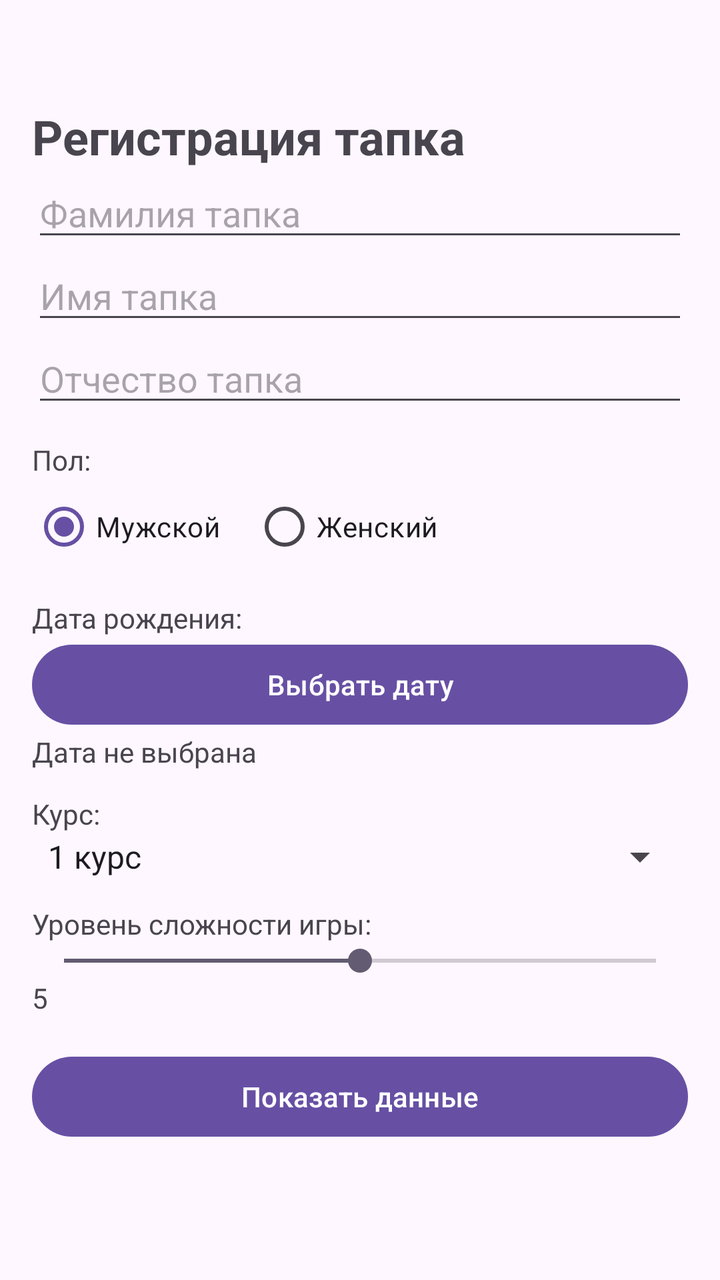
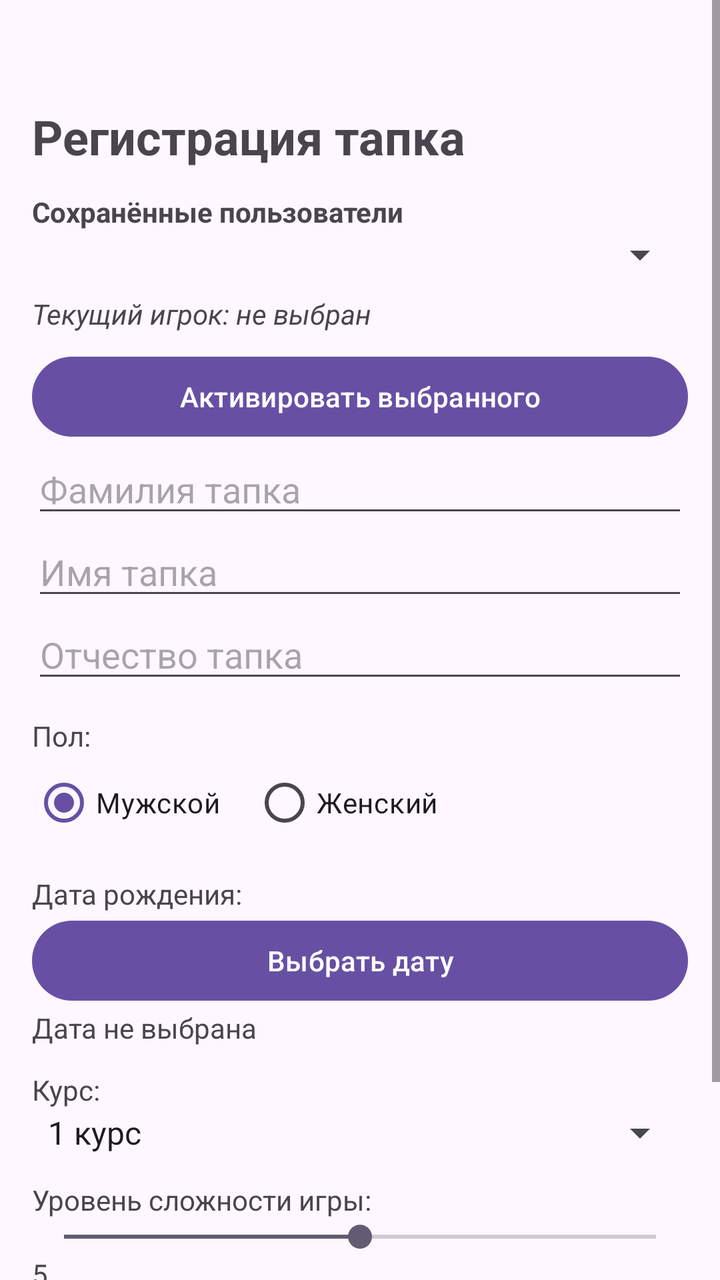

The first picture is an Android layout as it rendered before a commit; the second is the same layout after the commit. The layout source and the unified diff follow.
<!-- AndroidManifest.xml: application theme Theme.GameOfBugs -->
<!-- res/layout/registration_form.xml -->
<?xml version="1.0" encoding="utf-8"?>
<ScrollView xmlns:android="http://schemas.android.com/apk/res/android"
    android:layout_width="match_parent"
    android:layout_height="match_parent">

    <LinearLayout
        android:layout_width="match_parent"
        android:layout_height="wrap_content"
        android:orientation="vertical"
        android:padding="16dp">

        <TextView
            android:id="@+id/text_registration"
            android:layout_width="wrap_content"
            android:layout_height="wrap_content"
            android:layout_marginTop="36dp"
            android:text="Регистрация тапка"
            android:textSize="24sp"
            android:textStyle="bold">
        </TextView>

        <EditText
            android:id="@+id/etLastName"
            android:layout_width="match_parent"
            android:layout_height="wrap_content"
            android:hint="Фамилия тапка"
            android:inputType="textPersonName" />

        <EditText
        android:id="@+id/etFirstName"
        android:layout_width="match_parent"
        android:layout_height="wrap_content"
        android:hint="Имя тапка"
        android:inputType="textPersonName" />

        <EditText
        android:id="@+id/etMiddleName"
        android:layout_width="match_parent"
        android:layout_height="wrap_content"
        android:hint="Отчество тапка"
        android:inputType="textPersonName" />

        <TextView
        android:layout_width="wrap_content"
        android:layout_height="wrap_content"
        android:layout_marginTop="12dp"
        android:text="Пол:" />

        <RadioGroup
        android:id="@+id/rgGender"
        android:layout_width="wrap_content"
        android:layout_height="wrap_content"
        android:orientation="horizontal">

        <RadioButton
            android:id="@+id/rbMale"
            android:layout_width="wrap_content"
            android:layout_height="wrap_content"
            android:text="Мужской"
            android:checked="true" />

        <RadioButton
            android:id="@+id/rbFemale"
            android:layout_width="wrap_content"
            android:layout_height="wrap_content"
            android:layout_marginStart="16dp"
            android:text="Женский" />
        </RadioGroup>

        <TextView
        android:layout_width="wrap_content"
        android:layout_height="wrap_content"
        android:layout_marginTop="12dp"
        android:text="Дата рождения:" />

        <Button
        android:id="@+id/btnBirthDate"
        android:layout_width="match_parent"
        android:layout_height="wrap_content"
        android:text="Выбрать дату" />

        <TextView
        android:id="@+id/tvBirthDate"
        android:layout_width="wrap_content"
        android:layout_height="wrap_content"
        android:text="Дата не выбрана" />

        <TextView
        android:layout_width="wrap_content"
        android:layout_height="wrap_content"
        android:layout_marginTop="12dp"
        android:text="Курс:" />

        <Spinner
        android:id="@+id/spCourse"
        android:layout_width="match_parent"
        android:layout_height="wrap_content"
        android:entries="@array/courses_array" />

        <TextView
        android:layout_width="wrap_content"
        android:layout_height="wrap_content"
        android:layout_marginTop="12dp"
        android:text="Уровень сложности игры:" />

        <SeekBar
        android:id="@+id/sbDifficulty"
        android:layout_width="match_parent"
        android:layout_height="wrap_content"
        android:max="10"
        android:progress="5" />

        <TextView
        android:id="@+id/tvDifficultyValue"
        android:layout_width="wrap_content"
        android:layout_height="wrap_content"
        android:text="5" />

        <Button
        android:id="@+id/btnShowResult"
        android:layout_width="match_parent"
        android:layout_height="wrap_content"
        android:layout_marginTop="16dp"
        android:text="Показать данные" />

        <ImageView
        android:id="@+id/ivZodiac"
        android:layout_width="100dp"
        android:layout_height="100dp"
        android:layout_marginTop="12dp"
        android:visibility="gone"
        android:contentDescription="Знак зодиака" />

        <TextView
        android:id="@+id/tvResult"
        android:layout_width="match_parent"
        android:layout_height="wrap_content"
        android:layout_marginTop="12dp"
        android:text="" />
    </LinearLayout>

</ScrollView>
<!-- resources referenced by this layout -->
<resources>
  <string-array name="courses_array">
          <item>1 курс</item>
          <item>2 курс</item>
          <item>3 курс</item>
          <item>4 курс</item>
      </string-array>
  <style name="Theme.GameOfBugs" parent="Base.Theme.GameOfBugs" />
  <style name="Base.Theme.GameOfBugs" parent="Theme.Material3.DayNight.NoActionBar">
          
          
      </style>
</resources>

<!-- the commit's change to res/layout/registration_form.xml (unified diff, before → after) -->
@@ -16,8 +16,34 @@
             android:layout_marginTop="36dp"
             android:text="Регистрация тапка"
             android:textSize="24sp"
-            android:textStyle="bold">
-        </TextView>
+            android:textStyle="bold" />
+
+        <TextView
+            android:layout_width="wrap_content"
+            android:layout_height="wrap_content"
+            android:layout_marginTop="12dp"
+            android:text="Сохранённые пользователи"
+            android:textStyle="bold" />
+
+        <Spinner
+            android:id="@+id/spSavedUsers"
+            android:layout_width="match_parent"
+            android:layout_height="wrap_content" />
+
+        <TextView
+            android:id="@+id/tvCurrentUser"
+            android:layout_width="match_parent"
+            android:layout_height="wrap_content"
+            android:layout_marginTop="8dp"
+            android:text="Текущий игрок: не выбран"
+            android:textStyle="italic" />
+
+        <Button
+            android:id="@+id/btnActivateUser"
+            android:layout_width="match_parent"
+            android:layout_height="wrap_content"
+            android:layout_marginTop="8dp"
+            android:text="Активировать выбранного" />
 
         <EditText
             android:id="@+id/etLastName"
@@ -27,116 +53,116 @@
             android:inputType="textPersonName" />
 
         <EditText
-        android:id="@+id/etFirstName"
-        android:layout_width="match_parent"
-        android:layout_height="wrap_content"
-        android:hint="Имя тапка"
-        android:inputType="textPersonName" />
+            android:id="@+id/etFirstName"
+            android:layout_width="match_parent"
+            android:layout_height="wrap_content"
+            android:hint="Имя тапка"
+            android:inputType="textPersonName" />
 
         <EditText
-        android:id="@+id/etMiddleName"
-        android:layout_width="match_parent"
-        android:layout_height="wrap_content"
-        android:hint="Отчество тапка"
-        android:inputType="textPersonName" />
+            android:id="@+id/etMiddleName"
+            android:layout_width="match_parent"
+            android:layout_height="wrap_content"
+            android:hint="Отчество тапка"
+            android:inputType="textPersonName" />
 
         <TextView
-        android:layout_width="wrap_content"
-        android:layout_height="wrap_content"
-        android:layout_marginTop="12dp"
-        android:text="Пол:" />
+            android:layout_width="wrap_content"
+            android:layout_height="wrap_content"
+            android:layout_marginTop="12dp"
+            android:text="Пол:" />
 
         <RadioGroup
-        android:id="@+id/rgGender"
-        android:layout_width="wrap_content"
-        android:layout_height="wrap_content"
-        android:orientation="horizontal">
-
-        <RadioButton
-            android:id="@+id/rbMale"
+            android:id="@+id/rgGender"
             android:layout_width="wrap_content"
             android:layout_height="wrap_content"
-            android:text="Мужской"
-            android:checked="true" />
+            android:orientation="horizontal">
 
-        <RadioButton
-            android:id="@+id/rbFemale"
-            android:layout_width="wrap_content"
-            android:layout_height="wrap_content"
-            android:layout_marginStart="16dp"
-            android:text="Женский" />
+            <RadioButton
+                android:id="@+id/rbMale"
+                android:layout_width="wrap_content"
+                android:layout_height="wrap_content"
+                android:checked="true"
+                android:text="Мужской" />
+
+            <RadioButton
+                android:id="@+id/rbFemale"
+                android:layout_width="wrap_content"
+                android:layout_height="wrap_content"
+                android:layout_marginStart="16dp"
+                android:text="Женский" />
         </RadioGroup>
 
         <TextView
-        android:layout_width="wrap_content"
-        android:layout_height="wrap_content"
-        android:layout_marginTop="12dp"
-        android:text="Дата рождения:" />
+            android:layout_width="wrap_content"
+            android:layout_height="wrap_content"
+            android:layout_marginTop="12dp"
+            android:text="Дата рождения:" />
 
         <Button
-        android:id="@+id/btnBirthDate"
-        android:layout_width="match_parent"
-        android:layout_height="wrap_content"
-        android:text="Выбрать дату" />
+            android:id="@+id/btnBirthDate"
+            android:layout_width="match_parent"
+            android:layout_height="wrap_content"
+            android:text="Выбрать дату" />
 
         <TextView
-        android:id="@+id/tvBirthDate"
-        android:layout_width="wrap_content"
-        android:layout_height="wrap_content"
-        android:text="Дата не выбрана" />
+            android:id="@+id/tvBirthDate"
+            android:layout_width="wrap_content"
+            android:layout_height="wrap_content"
+            android:text="Дата не выбрана" />
 
         <TextView
-        android:layout_width="wrap_content"
-        android:layout_height="wrap_content"
-        android:layout_marginTop="12dp"
-        android:text="Курс:" />
+            android:layout_width="wrap_content"
+            android:layout_height="wrap_content"
+            android:layout_marginTop="12dp"
+            android:text="Курс:" />
 
         <Spinner
-        android:id="@+id/spCourse"
-        android:layout_width="match_parent"
-        android:layout_height="wrap_content"
-        android:entries="@array/courses_array" />
+            android:id="@+id/spCourse"
+            android:layout_width="match_parent"
+            android:layout_height="wrap_content"
+            android:entries="@array/courses_array" />
 
         <TextView
-        android:layout_width="wrap_content"
-        android:layout_height="wrap_content"
-        android:layout_marginTop="12dp"
-        android:text="Уровень сложности игры:" />
+            android:layout_width="wrap_content"
+            android:layout_height="wrap_content"
+            android:layout_marginTop="12dp"
+            android:text="Уровень сложности игры:" />
 
         <SeekBar
-        android:id="@+id/sbDifficulty"
-        android:layout_width="match_parent"
-        android:layout_height="wrap_content"
-        android:max="10"
-        android:progress="5" />
+            android:id="@+id/sbDifficulty"
+            android:layout_width="match_parent"
+            android:layout_height="wrap_content"
+            android:max="10"
+            android:progress="5" />
 
         <TextView
-        android:id="@+id/tvDifficultyValue"
-        android:layout_width="wrap_content"
-        android:layout_height="wrap_content"
-        android:text="5" />
+            android:id="@+id/tvDifficultyValue"
+            android:layout_width="wrap_content"
+            android:layout_height="wrap_content"
+            android:text="5" />
 
         <Button
-        android:id="@+id/btnShowResult"
-        android:layout_width="match_parent"
-        android:layout_height="wrap_content"
-        android:layout_marginTop="16dp"
-        android:text="Показать данные" />
+            android:id="@+id/btnSaveUser"
+            android:layout_width="match_parent"
+            android:layout_height="wrap_content"
+            android:layout_marginTop="16dp"
+            android:text="Сохранить пользователя" />
 
         <ImageView
-        android:id="@+id/ivZodiac"
-        android:layout_width="100dp"
-        android:layout_height="100dp"
-        android:layout_marginTop="12dp"
-        android:visibility="gone"
-        android:contentDescription="Знак зодиака" />
+            android:id="@+id/ivZodiac"
+            android:layout_width="100dp"
+            android:layout_height="100dp"
+            android:layout_marginTop="12dp"
+            android:contentDescription="Знак зодиака"
+            android:visibility="gone" />
 
         <TextView
-        android:id="@+id/tvResult"
-        android:layout_width="match_parent"
-        android:layout_height="wrap_content"
-        android:layout_marginTop="12dp"
-        android:text="" />
+            android:id="@+id/tvResult"
+            android:layout_width="match_parent"
+            android:layout_height="wrap_content"
+            android:layout_marginTop="12dp"
+            android:text="" />
     </LinearLayout>
 
 </ScrollView>
